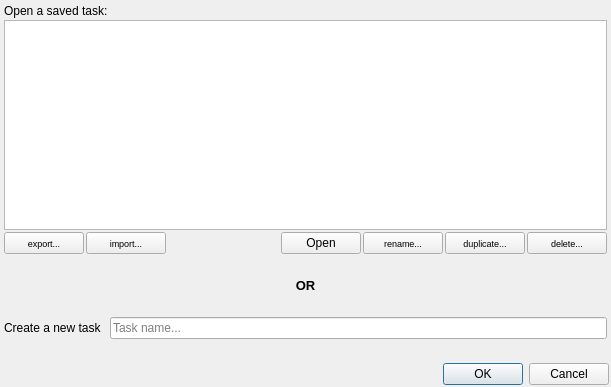
Above: ui/various_dialogs/CreateLoadTaskDialog.ui from AmirHammouteneEI/ScheduledPasteAndKeys before the change. Below: the same form after it.
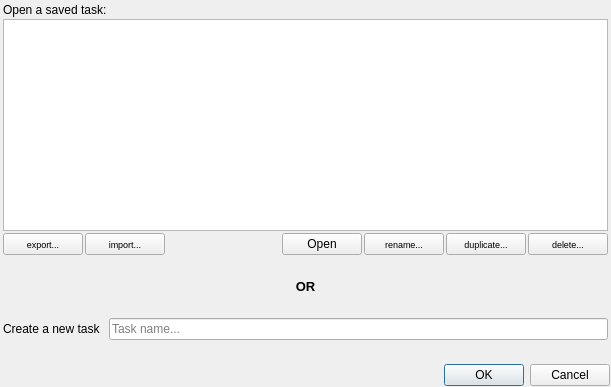
That is the form after the change. Custom widgets are drawn as their Qt base class.

Commit message: Ready for major version 3.0 ; new feature : global hotkeys to schedule and stop tasks ; made all dialogs modal ; changed MainWindow instance, not shared_ptr anymore ; some ui arrangements

Diff of the .ui file:
```diff
--- a/ui/various_dialogs/CreateLoadTaskDialog.ui
+++ b/ui/various_dialogs/CreateLoadTaskDialog.ui
@@ -24,16 +24,16 @@
     <enum>QLayout::SizeConstraint::SetMinimumSize</enum>
    </property>
    <property name="leftMargin">
-    <number>2</number>
+    <number>1</number>
    </property>
    <property name="topMargin">
-    <number>2</number>
+    <number>1</number>
    </property>
    <property name="rightMargin">
-    <number>2</number>
+    <number>1</number>
    </property>
    <property name="bottomMargin">
-    <number>2</number>
+    <number>1</number>
    </property>
    <item>
     <widget class="QFrame" name="frame">
```
Left out of the diff: 2 changed lines with no effect on the pictures. The commit also changes 74 other files.
